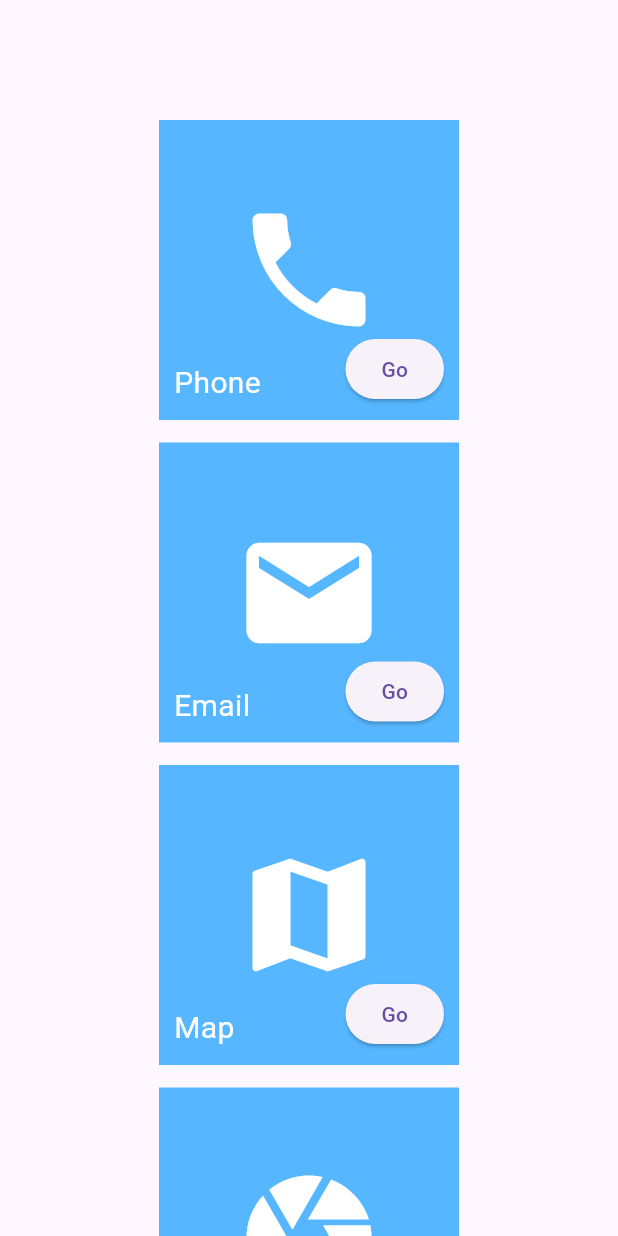
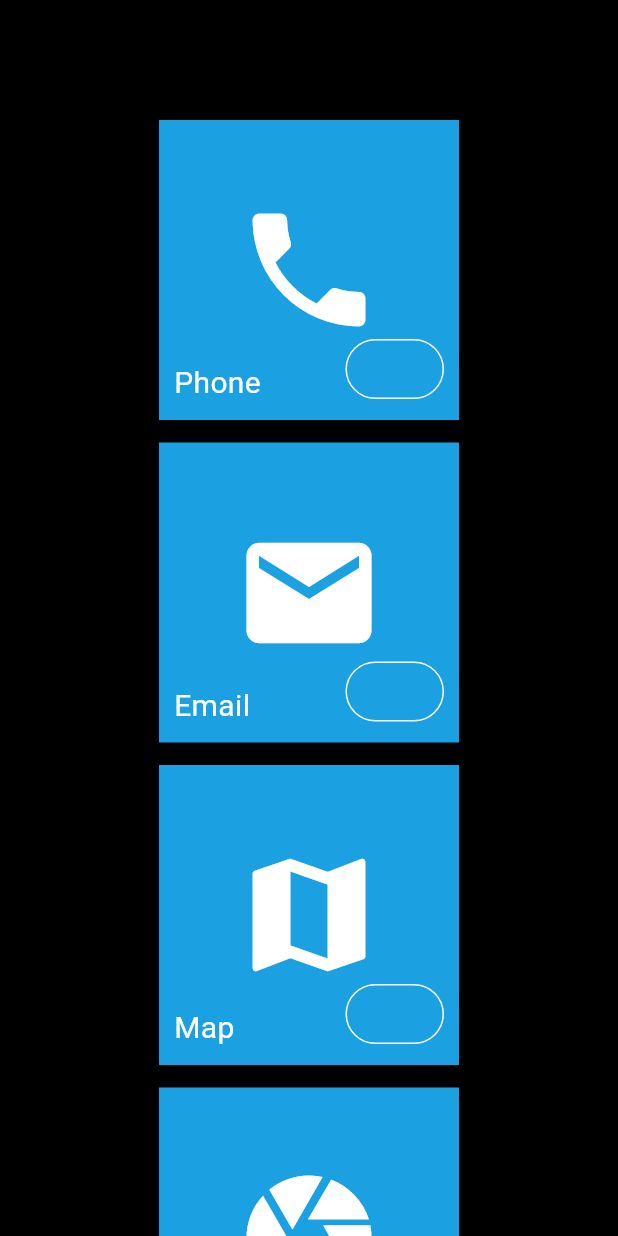
Before and after one commit to Canplayer/Flutter-MetroUI, a Flutter app: the screen it shows after launch, on a phone screen of 412 x 824 dp. Run offline on Flutter 3.47's test engine with Material 3 defaults, Android fonts, the phone set to English and light mode, and no system bars.

Commit message:
添加了一些主题色

```diff
--- a/lib/main.dart
+++ b/lib/main.dart
@@ -1,7 +1,7 @@
 import 'package:flutter/material.dart';
 import 'package:metro_ui/merto/app.dart';
 import 'package:metro_ui/merto/page_scaffold.dart';
-import 'package:metro_ui/tile.dart';
+import 'package:metro_ui/merto/tile.dart';
 
 
 void main() {
@@ -14,15 +14,9 @@ class MyApp extends StatelessWidget {
   // This widget is the root of your application.
   @override
   Widget build(BuildContext context) {
-    return MetroApp(
+    return const MetroApp(
       title: 'Flutter Demo',
-      themeMode: MetroThemeMode.light,
-      theme: ThemeData(
-        primaryColor: const Color.fromARGB(255, 86, 182, 255),
-        //scaffoldBackgroundColor: const Color.fromARGB(255, 0, 0, 0),
-      ),
-
-      home: const MyHomePage(title: 'Flutter Demo Home Page'),
+      home: MyHomePage(title: 'Flutter Demo Home Page'),
     );
   }
 }
@@ -240,7 +234,7 @@ class _MyHomePageState extends State<MyHomePage> with TickerProviderStateMixin {
                             ));
                           },
                           child: Container(
-                            color: Theme.of(context).primaryColor,
+                            color: Theme.of(context).colorScheme.primary,
                             child:
                                 //分层布局
                                 Stack(
@@ -268,7 +262,12 @@ class _MyHomePageState extends State<MyHomePage> with TickerProviderStateMixin {
                                 Positioned(
                                   right: 10,
                                   bottom: 10,
-                                  child: ElevatedButton(
+                                  child: OutlinedButton(
+                                    style: OutlinedButton.styleFrom(
+                                      side: const BorderSide(
+                                        color: Colors.white,
+                                      ),
+                                    ),
                                     onPressed: () {
 
                                     },
--- a/lib/merto/app.dart
+++ b/lib/merto/app.dart
@@ -204,7 +204,7 @@ class MetroApp extends StatefulWidget {
     @Deprecated(
         '如果使用原版高对比度行为，Metro将会忽视所有MetroColor行为由默认颜色系统接管，推荐使用MetroHighContrastTheme，这样做更接近与还原Windows Phone原版体验')
     this.highContrastDarkTheme,
-    this.themeMode = MetroThemeMode.system,
+    this.themeMode = MetroThemeMode.dark,
     this.themeAnimationDuration = kThemeAnimationDuration,
     this.themeAnimationCurve = Curves.linear,
     this.locale,
@@ -264,7 +264,7 @@ class MetroApp extends StatefulWidget {
     @Deprecated(
         '如果使用原版高对比度行为，Metro将会忽视所有MetroColor行为由默认颜色系统接管，推荐使用MetroHighContrastTheme，这样做更接近与还原Windows Phone原版体验')
     this.highContrastDarkTheme,
-    this.themeMode = MetroThemeMode.system,
+    this.themeMode = MetroThemeMode.dark,
     this.themeAnimationDuration = kThemeAnimationDuration,
     this.themeAnimationCurve = Curves.linear,
     this.locale,
@@ -911,18 +911,41 @@ class _MetroAppState extends State<MetroApp> {
       return theme;
     }
 
-    //获取MertoApp的颜色，并通过该颜色创建一个主题
-    final ThemeData defaultTheme = ThemeData(
-      colorSchemeSeed: widget.metroColor??const Color.fromARGB(255, 27, 161, 226),
+    //是否使用白色主题，条件：当不指定时默认为黑色主题，只有当使用白色主题或者指定了跟随系统且系统为白色主题时才会使用白色主题
+    final bool useWhiteTheme = widget.themeMode == MetroThemeMode.light ||
+        (widget.themeMode == MetroThemeMode.system &&
+            MediaQuery.platformBrightnessOf(context) == ui.Brightness.light);
+
+    //定义白色和黑色色值：
+    const Color whiteColor = Color.fromARGB(255, 255, 255, 255);
+    const Color blackColor = Color.fromARGB(255, 0, 0, 0);
+    Color metroColor =
+        widget.metroColor ?? const Color.fromARGB(255, 27, 161, 226);
+
+    //获取MertoApp的颜色，并通过该颜色创建一个系列兼容Material的主题色
+    final ThemeData metroTheme = ThemeData(colorSchemeSeed: metroColor);
+
+    //修改主题的colorScheme.primary颜色
+    return metroTheme.copyWith(
+      //colorScheme和primaryColor分别修改新旧方案的主题颜色
+      colorScheme: metroTheme.colorScheme.copyWith(
+        //主题色
+        primary: metroColor,
+        //原版OutLineButton外边框的颜色，将用于描述按钮、选择框、输入框等的边框颜色
+        onSurface: useWhiteTheme ? blackColor : whiteColor,
+      ),
+      primaryColor: metroColor,
+
+      //页面默认背景色
+      scaffoldBackgroundColor: useWhiteTheme ? whiteColor : blackColor,
     );
 
 
-
-
-
-
-
-    return widget.theme ?? ThemeData.light();
+    //修改主题的primaryColor颜色
+    // return metroTheme.copyWith(
+    //   primaryColor: metroColor,
+    //   scaffoldBackgroundColor: useWhiteTheme ? whiteColor : blackColor,
+    // );
   }
 
   Widget _materialBuilder(BuildContext context, Widget? child) {
--- /dev/null
+++ b/lib/merto/button.dart
@@ -0,0 +1,30 @@
+import 'package:flutter/material.dart';
+import 'package:flutter/widgets.dart';
+import 'package:metro_ui/merto/tile.dart';
+
+//Windows Phone 核心风格的按钮设计组件
+
+class MetroButton extends StatefulWidget {
+  //传入子组件
+  final Widget? child;
+  //按下后发生的事件
+  final Function()? onTap;
+
+  const MetroButton({super.key, this.child, this.onTap});
+
+  @override
+  MetroButtoState createState() => MetroButtoState();
+}
+
+class MetroButtoState extends State<MetroButton> {
+  @override
+  Widget build(BuildContext context) {
+    return DefaultTextStyle(
+      style: const TextStyle(color: Colors.white),
+      child: Tile(
+        child: widget.child,
+        //onTap: widget.onTap,
+      ),
+    );
+  }
+}
```
Also changed, not shown: lib/merto/tile.dart (renamed from lib/tile.dart).
